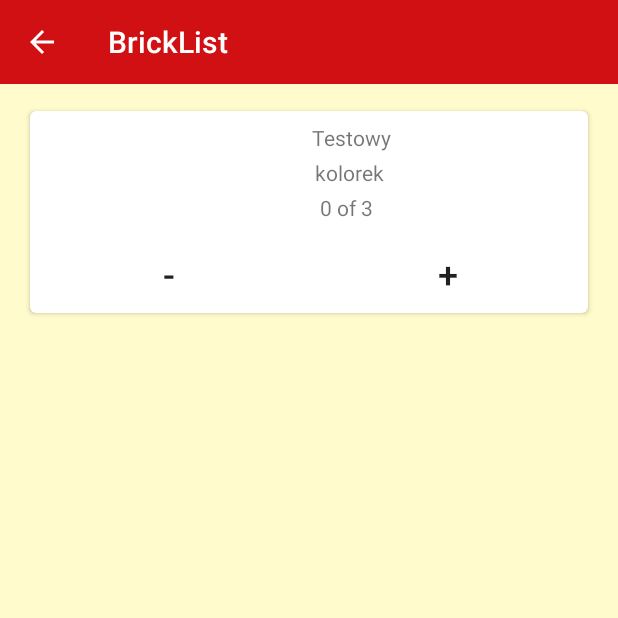
After one commit to Vieja/BrickListApp, an Android app: the ComponentsActivity screen opened directly, with no data from a screen before it, on a phone screen of 412 x 824 dp, the top half of it. The commit adds this screen. Run offline under Robolectric (Android 15) with nearby library versions, the phone set to English and light mode, and no system bars; 1 statement that could not run was skipped.

Commit message:
add component activity with test card

```diff
--- a/app/src/main/AndroidManifest.xml
+++ b/app/src/main/AndroidManifest.xml
@@ -19,6 +19,7 @@
         </activity>
         <activity android:name=".SettingsActivity"/>
         <activity android:name=".ProjectCreationActivity"/>
+        <activity android:name=".ComponentsActivity"/>
     </application>
 
 </manifest>
--- /dev/null
+++ b/app/src/main/java/com/vieja/bricklist/Component.kt
@@ -0,0 +1,6 @@
+package com.vieja.bricklist
+
+import android.widget.ImageView
+
+class Component (val id : Int, val name : String, val color: String, val count: String) {
+}
--- /dev/null
+++ b/app/src/main/java/com/vieja/bricklist/ComponentListAdapter.kt
@@ -0,0 +1,42 @@
+package com.vieja.bricklist
+
+import android.content.Context
+import android.content.Intent
+import android.view.LayoutInflater
+import android.view.View
+import android.view.ViewGroup
+import android.widget.TextView
+import androidx.recyclerview.widget.RecyclerView
+
+class ComponentListAdapter(private val context: Context, private val componentsList: List<Component>) : RecyclerView.Adapter<ComponentListAdapter.MainHolder>() {
+
+
+    override fun onCreateViewHolder(parent: ViewGroup, viewType: Int)
+            = MainHolder(LayoutInflater.from(parent.context).inflate(R.layout.component_card, parent, false))
+
+    override fun getItemCount() = componentsList.size
+
+    override fun onBindViewHolder(holder: MainHolder, position: Int) {
+        holder.bind(componentsList[position])
+
+        holder.name.setOnClickListener { view ->
+            context.startActivity(Intent(context,SettingsActivity::class.java))
+        }
+    }
+
+    inner class MainHolder(itemView: View) : RecyclerView.ViewHolder(itemView) {
+        val name = itemView.findViewById<TextView>(R.id.partName)
+        val color = itemView.findViewById<TextView>(R.id.partColor)
+        val count = itemView.findViewById<TextView>(R.id.partCount)
+        var id : Int = 0
+
+        fun bind(pr: Component) {
+            name.text = pr.name
+            color.text = pr.color
+            count.text = pr.count
+            id = pr.id
+        }
+
+    }
+
+}
--- /dev/null
+++ b/app/src/main/java/com/vieja/bricklist/ComponentsActivity.kt
@@ -0,0 +1,55 @@
+package com.vieja.bricklist
+
+import android.os.Bundle
+import android.view.View
+import android.widget.ImageView
+import androidx.appcompat.app.AppCompatActivity
+import androidx.appcompat.widget.Toolbar
+import androidx.core.content.ContextCompat
+import androidx.recyclerview.widget.LinearLayoutManager
+import androidx.recyclerview.widget.RecyclerView
+import java.util.ArrayList
+
+class ComponentsActivity : AppCompatActivity() {
+
+    private var adapter: RecyclerView.Adapter<*>? = null
+    private var componentsCardsList: List<Component> = ArrayList<Component>()
+
+    override fun onCreate(savedInstanceState: Bundle?) {
+        super.onCreate(savedInstanceState)
+        setContentView(R.layout.activity_components)
+
+        //ustawienie własnego toolbara
+        val toolbar: Toolbar = findViewById(R.id.toolbar) as Toolbar
+        setSupportActionBar(toolbar)
+        getSupportActionBar()?.setDisplayHomeAsUpEnabled(true)
+        getSupportActionBar()?.setDisplayShowHomeEnabled(true)
+        toolbar.navigationIcon?.mutate()?.let {
+            it.setTint(ContextCompat.getColor(this, R.color.colorSecondary))
+            toolbar.navigationIcon = it
+        }
+        //przycisk powrotu do poprzedniego okna
+        toolbar.setNavigationOnClickListener(object : View.OnClickListener {
+            override fun onClick(v: View?) {
+                onBackPressed()
+            }
+        })
+    }
+
+    override fun onStart() {
+        super.onStart()
+        val recyclerView = findViewById(R.id.componentsList) as RecyclerView
+        recyclerView.setHasFixedSize(true)
+
+        val dbAccess: DBAccess? = DBAccess.getInstance(this)
+        dbAccess!!.open()
+        componentsCardsList = dbAccess.getComponentsOfProject()
+
+        recyclerView.apply {
+            layoutManager = LinearLayoutManager(this@ComponentsActivity)
+            adapter = ComponentListAdapter(this@ComponentsActivity, componentsCardsList)
+        }
+    }
+
+
+}
--- a/app/src/main/java/com/vieja/bricklist/DBAccess.kt
+++ b/app/src/main/java/com/vieja/bricklist/DBAccess.kt
@@ -130,6 +130,12 @@ class DBAccess private constructor(context: Context) {
         return list
     }
 
+    fun getComponentsOfProject(): List<Component> {
+        val list = ArrayList<Component>()
+        list.add(Component(1,"Testowy","kolorek","0 of 3"))
+        return list
+    }
+
     companion object {
         private var instance: DBAccess? = null
 
--- a/app/src/main/java/com/vieja/bricklist/ProjectCreationActivity.kt
+++ b/app/src/main/java/com/vieja/bricklist/ProjectCreationActivity.kt
@@ -92,7 +92,6 @@ class ProjectCreationActivity : AppCompatActivity() {
                             .setAction("Action", null).show()
                     } else {
                         dbAccess.addComponents(projectID, result)
-                        Log.v("ehhh","sukcesik")
                         dbAccess.close()
                         val ac : Activity = context as Activity
                         ac.finish()
--- a/app/src/main/java/com/vieja/bricklist/ProjectListAdapter.kt
+++ b/app/src/main/java/com/vieja/bricklist/ProjectListAdapter.kt
@@ -20,7 +20,7 @@ class ProjectListAdapter(private val context: Context, private val projectsList:
         holder.bind(projectsList[position])
 
         holder.name.setOnClickListener { view ->
-            context.startActivity(Intent(context,SettingsActivity::class.java))
+            context.startActivity(Intent(context,ComponentsActivity::class.java))
         }
     }
 
--- /dev/null
+++ b/app/src/main/res/layout/activity_components.xml
@@ -0,0 +1,32 @@
+<?xml version="1.0" encoding="utf-8"?>
+<androidx.constraintlayout.widget.ConstraintLayout
+    android:id="@+id/constraintLayout"
+    xmlns:android="http://schemas.android.com/apk/res/android"
+    xmlns:app="http://schemas.android.com/apk/res-auto"
+    android:layout_width="match_parent"
+    android:layout_height="match_parent"
+    android:background="@color/colorBackground">
+
+    <androidx.appcompat.widget.Toolbar
+        android:id="@+id/toolbar"
+        android:layout_width="match_parent"
+        android:layout_height="?attr/actionBarSize"
+        app:layout_collapseMode="pin"
+        app:layout_constraintEnd_toEndOf="parent"
+        app:layout_constraintStart_toStartOf="parent"
+        app:layout_constraintTop_toTopOf="parent"
+        android:background="@color/colorPrimary"
+        app:titleTextColor="@color/colorSecondary"
+        app:popupTheme="@style/ThemeOverlay.AppCompat.Light" />
+
+    <androidx.recyclerview.widget.RecyclerView
+        android:id="@+id/componentsList"
+        android:layout_width="match_parent"
+        android:layout_height="wrap_content"
+        android:clipToPadding="false"
+        android:paddingTop="8dp"
+        android:paddingBottom="8dp"
+        app:layout_behavior="@string/appbar_scrolling_view_behavior"
+        app:layout_constraintTop_toBottomOf="@+id/toolbar" />
+
+</androidx.constraintlayout.widget.ConstraintLayout>
--- /dev/null
+++ b/app/src/main/res/layout/component_card.xml
@@ -0,0 +1,91 @@
+<?xml version="1.0" encoding="utf-8"?>
+<androidx.cardview.widget.CardView xmlns:android="http://schemas.android.com/apk/res/android"
+    xmlns:app="http://schemas.android.com/apk/res-auto"
+    xmlns:tools="http://schemas.android.com/tools"
+    android:layout_width="match_parent"
+    android:layout_height="wrap_content"
+    android:layout_marginLeft="20dp"
+    android:layout_marginTop="10dp"
+    android:layout_marginRight="20dp"
+    app:cardCornerRadius="4dp">
+
+    <androidx.constraintlayout.widget.ConstraintLayout
+        android:id="@+id/relativeLayout"
+        android:layout_width="match_parent"
+        android:layout_height="match_parent">
+
+        <FrameLayout
+            android:id="@+id/frameLayout"
+            android:layout_width="89dp"
+            android:layout_height="82dp"
+            app:layout_constraintEnd_toEndOf="parent"
+            app:layout_constraintHorizontal_bias="0.15"
+            app:layout_constraintStart_toStartOf="parent"
+            app:layout_constraintTop_toTopOf="parent">
+
+        </FrameLayout>
+
+        <Button
+            android:id="@+id/minus"
+            style="?android:attr/borderlessButtonStyle"
+            android:layout_width="0dp"
+            android:layout_height="0dp"
+            android:backgroundTint="#FFFFFF"
+            android:text="-"
+            android:textSize="24sp"
+            app:layout_constraintBottom_toBottomOf="parent"
+            app:layout_constraintEnd_toStartOf="@+id/plus"
+            app:layout_constraintHorizontal_chainStyle="packed"
+            app:layout_constraintStart_toStartOf="parent"
+            app:layout_constraintTop_toBottomOf="@+id/frameLayout" />
+
+        <Button
+            android:id="@+id/plus"
+            style="?android:attr/borderlessButtonStyle"
+            android:layout_width="0dp"
+            android:layout_height="wrap_content"
+            android:backgroundTint="#FFFFFF"
+            android:text="+"
+            android:textSize="24sp"
+            app:layout_constraintBottom_toBottomOf="parent"
+            app:layout_constraintEnd_toEndOf="parent"
+            app:layout_constraintStart_toEndOf="@id/minus"
+            app:layout_constraintTop_toBottomOf="@+id/frameLayout" />
+
+        <TextView
+            android:id="@+id/partName"
+            android:layout_width="wrap_content"
+            android:layout_height="wrap_content"
+            android:layout_marginTop="8dp"
+            android:text="TextView"
+            app:layout_constraintEnd_toEndOf="parent"
+            app:layout_constraintHorizontal_bias="0.3"
+            app:layout_constraintStart_toEndOf="@+id/frameLayout"
+            app:layout_constraintTop_toTopOf="parent" />
+
+        <TextView
+            android:id="@+id/partColor"
+            android:layout_width="wrap_content"
+            android:layout_height="wrap_content"
+            android:text="TextView"
+            app:layout_constraintBottom_toTopOf="@+id/partCount"
+            app:layout_constraintEnd_toEndOf="parent"
+            app:layout_constraintHorizontal_bias="0.3"
+            app:layout_constraintStart_toEndOf="@+id/frameLayout"
+            app:layout_constraintTop_toBottomOf="@+id/partName" />
+
+        <TextView
+            android:id="@+id/partCount"
+            android:layout_width="wrap_content"
+            android:layout_height="wrap_content"
+            android:layout_marginBottom="8dp"
+            android:text="TextView"
+            app:layout_constraintBottom_toTopOf="@+id/plus"
+            app:layout_constraintEnd_toEndOf="parent"
+            app:layout_constraintHorizontal_bias="0.3"
+            app:layout_constraintStart_toEndOf="@+id/frameLayout" />
+
+
+    </androidx.constraintlayout.widget.ConstraintLayout>
+
+</androidx.cardview.widget.CardView>
```
